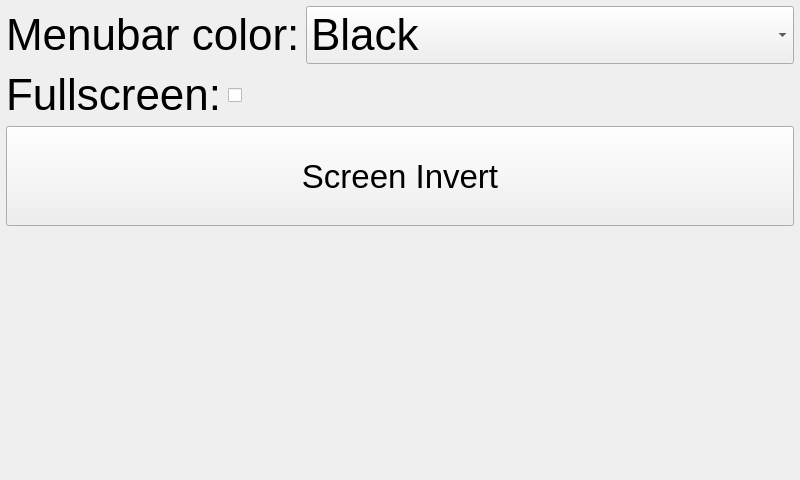
kipr/botui, file ui/GuiSettingsWidget.ui: the form before one commit.
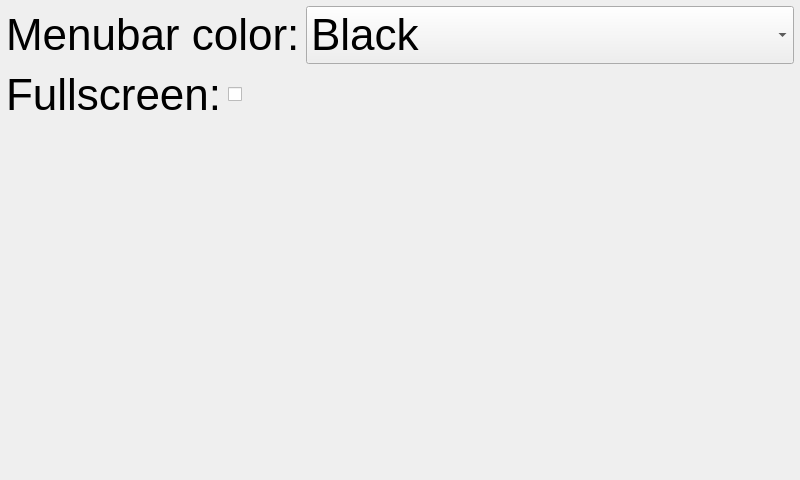
The form after the commit. Icons and pictures are not drawn.

The edit to the form file:
```diff
--- a/ui/GuiSettingsWidget.ui
+++ b/ui/GuiSettingsWidget.ui
@@ -93,53 +93,13 @@
      </item>
      <item>
       <widget class="QCheckBox" name="fullscreen">
-       <property name="minimumSize">
-        <size>
-         <width>0</width>
-         <height>50</height>
-        </size>
-       </property>
        <property name="text">
         <string/>
        </property>
-       <property name="iconSize">
-        <size>
-         <width>100</width>
-         <height>20</height>
-        </size>
-       </property>
       </widget>
      </item>
     </layout>
    </item>
-   <item>
-    <widget class="QPushButton" name="invert_screen">
-     <property name="minimumSize">
-      <size>
-       <width>0</width>
-       <height>100</height>
-      </size>
-     </property>
-     <property name="font">
-      <font>
-       <pointsize>25</pointsize>
-      </font>
-     </property>
-     <property name="text">
-      <string>Screen Invert</string>
-     </property>
-     <property name="icon">
-      <iconset>
-       <normaloff>../rc/icons/fontawesome/regular/share-square.svg</normaloff>../rc/icons/fontawesome/regular/share-square.svg</iconset>
-     </property>
-     <property name="iconSize">
-      <size>
-       <width>45</width>
-       <height>50</height>
-      </size>
-     </property>
-    </widget>
-   </item>
    <item>
     <spacer name="verticalSpacer">
      <property name="orientation">
```
